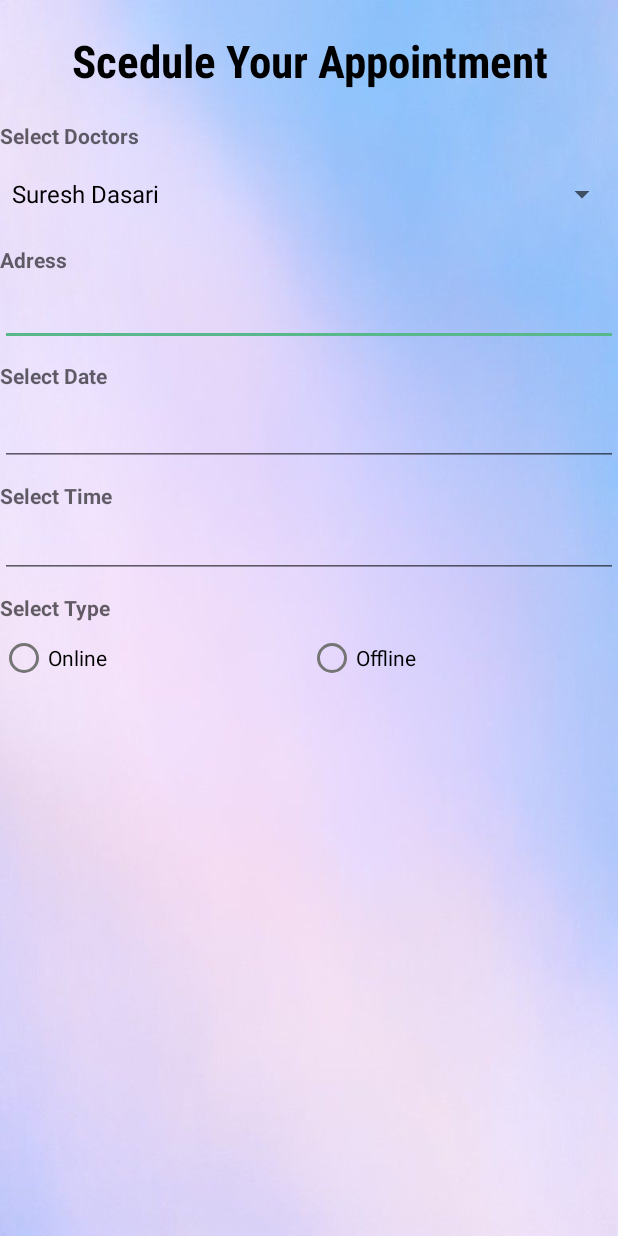
After one commit to GauravSL/HealthBuddy, an Android app: the fragment ScheduleAppointment shown on its own in the app's theme, on a phone screen of 412 x 824 dp. The commit adds this screen. Run offline under Robolectric (Android 15) with nearby library versions, the phone set to English and light mode, and no system bars.

Commit message:
Scedule Screen

```diff
--- a/app/src/main/java/com/example/healthbuddy/patient/MedicineListAdapter.java
+++ b/app/src/main/java/com/example/healthbuddy/patient/MedicineListAdapter.java
@@ -4,6 +4,7 @@ import android.content.Context;
 import android.view.LayoutInflater;
 import android.view.View;
 import android.view.ViewGroup;
+import android.widget.ImageView;
 import android.widget.TextView;
 
 import androidx.annotation.NonNull;
@@ -46,7 +47,7 @@ String sMedicineName = medincineData.get(position);
     }
     public class MedicineView extends RecyclerView.ViewHolder{
         TextView medicineName;
-        TextView medincineType;
+        ImageView medicineType;
         TextView medicineQuant;
 
         public MedicineView(@NonNull View itemView) {
@@ -54,6 +55,7 @@ String sMedicineName = medincineData.get(position);
             medicineName = itemView.findViewById(R.id.tv_medicines);
 
             medicineQuant = itemView.findViewById(R.id.tv_Avail_Quabtity);
+            medicineType = itemView.findViewById(R.id.iv_medicine_type);
         }
     }
 }
--- a/app/src/main/java/com/example/healthbuddy/patient/dashboard/UserDashboardActivity.java
+++ b/app/src/main/java/com/example/healthbuddy/patient/dashboard/UserDashboardActivity.java
@@ -42,7 +42,7 @@ public class UserDashboardActivity extends AppCompatActivity {
         // Passing each menu ID as a set of Ids because each
         // menu should be considered as top level destinations.
         mAppBarConfiguration = new AppBarConfiguration.Builder(
-                R.id.nav_home, R.id.nav_user_app, R.id.nav_user_profile, R.id.nav_ordermed)
+                R.id.nav_home, R.id.nav_user_app, R.id.nav_sched_app, R.id.nav_user_profile, R.id.nav_ordermed)
                 .setOpenableLayout(drawer)
                 .build();
         NavController navController = Navigation.findNavController(this, R.id.nav_host_fragment_content_user_dashboard);
--- /dev/null
+++ b/app/src/main/java/com/example/healthbuddy/patient/dashboard/ui/schedule/ScheduleAppointment.java
@@ -0,0 +1,103 @@
+package com.example.healthbuddy.patient.dashboard.ui.schedule;
+
+import android.app.DatePickerDialog;
+import android.app.TimePickerDialog;
+import android.os.Bundle;
+import android.view.LayoutInflater;
+import android.view.View;
+import android.view.ViewGroup;
+import android.widget.ArrayAdapter;
+import android.widget.DatePicker;
+import android.widget.EditText;
+import android.widget.Spinner;
+import android.widget.TimePicker;
+
+import androidx.annotation.NonNull;
+import androidx.annotation.Nullable;
+import androidx.fragment.app.Fragment;
+import androidx.lifecycle.ViewModelProvider;
+
+import com.example.healthbuddy.R;
+import com.example.healthbuddy.databinding.ScheduleAppointmentBinding;
+
+import java.text.SimpleDateFormat;
+import java.util.Calendar;
+import java.util.Locale;
+
+
+public class ScheduleAppointment extends Fragment {
+    final Calendar myCalendar = Calendar.getInstance();
+    EditText et_schedule_date;
+    EditText et_select_time;
+    ScheduleAppointmentBinding binding;
+
+
+    public View onCreateView(@NonNull LayoutInflater inflater,
+                             ViewGroup container, Bundle savedInstanceState) {
+        ScheduleGalleryViewModel galleryViewModel =
+                new ViewModelProvider(this).get(ScheduleGalleryViewModel.class);
+
+        binding = ScheduleAppointmentBinding.inflate(inflater, container, false);
+        View root = binding.getRoot();
+
+        String[] users = {"Suresh Dasari", "Trishika Dasari", "Rohini Alavala", "Praveen Kumar", "Madhav Sai"};
+        Spinner spin = (Spinner) root.findViewById(R.id.sp_doc);
+        //ArrayAdapter<String> adapter = new ArrayAdapter<String>(this, android.R.layout.simple_spinner_item, users);
+        ArrayAdapter<String> adapter = new ArrayAdapter<String>(getContext(), android.R.layout.simple_spinner_dropdown_item, users);
+        adapter.setDropDownViewResource(android.R.layout.simple_spinner_dropdown_item);
+        spin.setAdapter(adapter);
+
+            et_schedule_date = (EditText) root.findViewById(R.id.et_schedule_date);
+
+
+        DatePickerDialog.OnDateSetListener date = new DatePickerDialog.OnDateSetListener() {
+            @Override
+            public void onDateSet(DatePicker view, int year, int month, int day) {
+                myCalendar.set(Calendar.YEAR, year);
+                myCalendar.set(Calendar.MONTH, month);
+                myCalendar.set(Calendar.DAY_OF_MONTH, day);
+                updateLabel();
+            }
+        };
+        et_schedule_date.setOnClickListener(new View.OnClickListener() {
+            @Override
+            public void onClick(View view) {
+                new DatePickerDialog(et_schedule_date.getContext(), date, myCalendar.get(Calendar.YEAR), myCalendar.get(Calendar.MONTH), myCalendar.get(Calendar.DAY_OF_MONTH)).show();
+            }
+        });
+
+        et_select_time = (EditText) root.findViewById(R.id.et_select_time);
+
+
+        et_select_time.setOnClickListener(new View.OnClickListener() {
+            @Override
+            public void onClick(View view) {
+                Calendar mcurrentTime = Calendar.getInstance();
+                int hour = mcurrentTime.get(Calendar.HOUR_OF_DAY);
+                int minute = mcurrentTime.get(Calendar.MINUTE);
+                TimePickerDialog mTimePicker;
+                mTimePicker = new TimePickerDialog(et_select_time.getContext(), new TimePickerDialog.OnTimeSetListener() {
+                    @Override
+                    public void onTimeSet(TimePicker timePicker, int selectedHour, int selectedMinute) {
+                        et_select_time.setText( selectedHour + ":" + selectedMinute);
+                    }
+                }, hour, minute, true);//Yes 24 hour time
+                mTimePicker.setTitle("Select Time");
+                mTimePicker.show();
+            }
+
+        });
+
+
+
+        return root;
+
+
+    }
+
+    private void updateLabel() {
+        String myFormat = "MM/dd/yy";
+        SimpleDateFormat dateFormat = new SimpleDateFormat(myFormat, Locale.US);
+        et_schedule_date.setText(dateFormat.format(myCalendar.getTime()));
+    }
+}
--- /dev/null
+++ b/app/src/main/java/com/example/healthbuddy/patient/dashboard/ui/schedule/ScheduleGalleryViewModel.java
@@ -0,0 +1,19 @@
+package com.example.healthbuddy.patient.dashboard.ui.schedule;
+
+import androidx.lifecycle.LiveData;
+import androidx.lifecycle.MutableLiveData;
+import androidx.lifecycle.ViewModel;
+
+public class ScheduleGalleryViewModel extends ViewModel {
+
+    private final MutableLiveData<String> mText;
+
+    public ScheduleGalleryViewModel() {
+        mText = new MutableLiveData<>();
+        mText.setValue("This is gallery fragment");
+    }
+
+    public LiveData<String> getText() {
+        return mText;
+    }
+}
--- a/app/src/main/res/layout/medicine_list_adapter_item.xml
+++ b/app/src/main/res/layout/medicine_list_adapter_item.xml
@@ -80,6 +80,7 @@
     android:orientation="horizontal"
     android:layout_margin="5dp">
 <ImageView
+    android:id="@+id/iv_medicine_type"
     android:layout_width="30dp"
     android:layout_height="30dp"
     android:background="@drawable/ic_medicine"
--- /dev/null
+++ b/app/src/main/res/layout/schedule_appointment.xml
@@ -0,0 +1,111 @@
+<?xml version="1.0" encoding="utf-8"?>
+<LinearLayout xmlns:android="http://schemas.android.com/apk/res/android"
+    android:layout_width="match_parent"
+    android:layout_height="match_parent"
+    android:orientation="vertical"
+    android:background="@drawable/background2">
+
+    <TextView
+        android:layout_width="match_parent"
+        android:layout_height="wrap_content"
+        android:layout_marginTop="@dimen/dp20"
+        android:text="Scedule Your Appointment"
+        android:textSize="30sp"
+        android:fontFamily="sans-serif-condensed"
+        android:textColor="@color/black"
+        android:textStyle="bold"
+        android:gravity="center"/>
+
+    <TextView
+    android:layout_width="match_parent"
+    android:layout_height="wrap_content"
+    android:layout_marginTop="20dp"
+    android:hint="Select Doctors"
+    android:textColor="@color/black"
+    android:textStyle="bold"
+    />
+    <Spinner
+        android:id="@+id/sp_doc"
+        android:layout_width="match_parent"
+        android:layout_height="wrap_content"
+        android:layout_marginTop="5dp"/>
+
+    <TextView
+        android:layout_width="match_parent"
+        android:layout_height="wrap_content"
+        android:layout_marginTop="10dp"
+        android:hint="Adress"
+        android:textColor="@color/black"
+
+        android:textStyle="bold"
+        />
+
+    <EditText
+        android:layout_width="match_parent"
+        android:layout_height="wrap_content"
+        android:text=""
+        android:textSize="20sp"
+        android:textColor="@color/black"/>
+
+    <TextView
+        android:layout_width="match_parent"
+        android:layout_height="wrap_content"
+        android:layout_marginTop="10dp"
+        android:hint="Select Date"
+        android:textColor="@color/black"
+        android:textStyle="bold"
+        />
+
+    <EditText
+        android:id="@+id/et_schedule_date"
+        android:layout_width="match_parent"
+        android:layout_height="wrap_content"
+        android:layout_marginTop="5dp"/>
+
+    <TextView
+        android:layout_width="match_parent"
+        android:layout_height="wrap_content"
+        android:layout_marginTop="10dp"
+        android:hint="Select Time"
+        android:textColor="@color/black"
+        android:textStyle="bold"
+        />
+
+    <EditText
+        android:id="@+id/et_select_time"
+        android:layout_width="match_parent"
+        android:layout_height="wrap_content"/>
+
+
+    <TextView
+        android:layout_width="match_parent"
+        android:layout_height="wrap_content"
+        android:layout_marginTop="10dp"
+        android:hint="Select Type"
+        android:textColor="@color/black"
+        android:textStyle="bold"
+        />
+
+   <RadioGroup
+       android:layout_width="match_parent"
+       android:layout_height="wrap_content"
+       android:orientation="horizontal">
+        <RadioButton
+            android:layout_width="wrap_content"
+            android:layout_height="wrap_content"
+            android:layout_weight="1"
+            android:text="Online"/>
+            <RadioButton
+                android:layout_width="wrap_content"
+                android:layout_height="wrap_content"
+                android:layout_weight="1"
+                android:text="Offline"/>
+        </RadioGroup>
+
+
+
+
+
+
+
+</LinearLayout>
```
Also changed, not shown: app/src/main/res/drawable/schedule_edittext_roundedcorner.xml (added, +14 -0 lines), app/src/main/res/menu/activity_main_drawer.xml (+7 -2 lines), app/src/main/res/navigation/user_dashboard_navigation.xml (+8 -2 lines), app/src/main/res/drawable/background1.jpg (added), app/src/main/res/drawable/background2.jpg (added).
